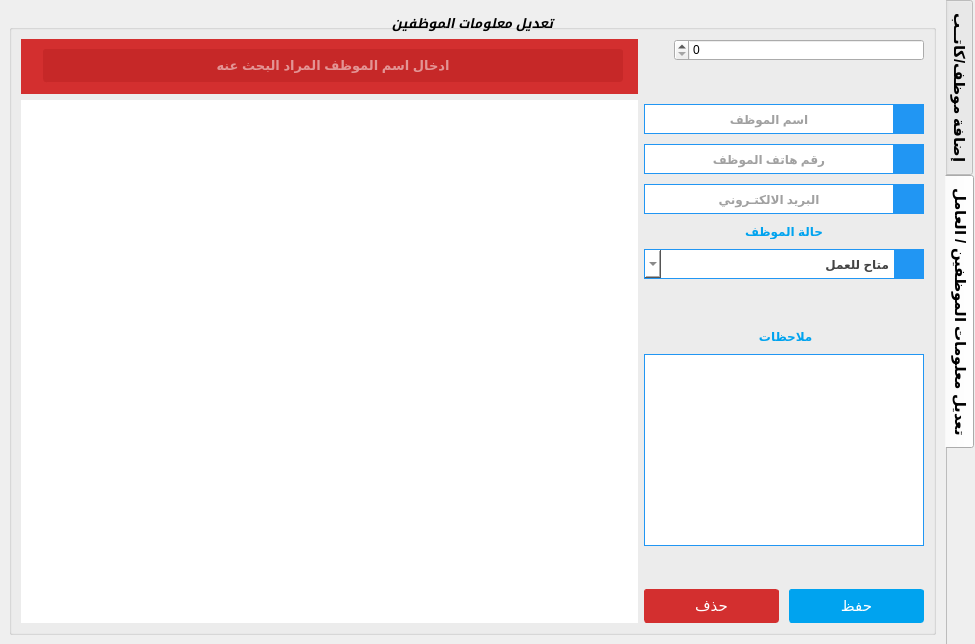
ashraf-kx/maktaba-assistant, file tabwidgetworkers.ui: the form before one commit.
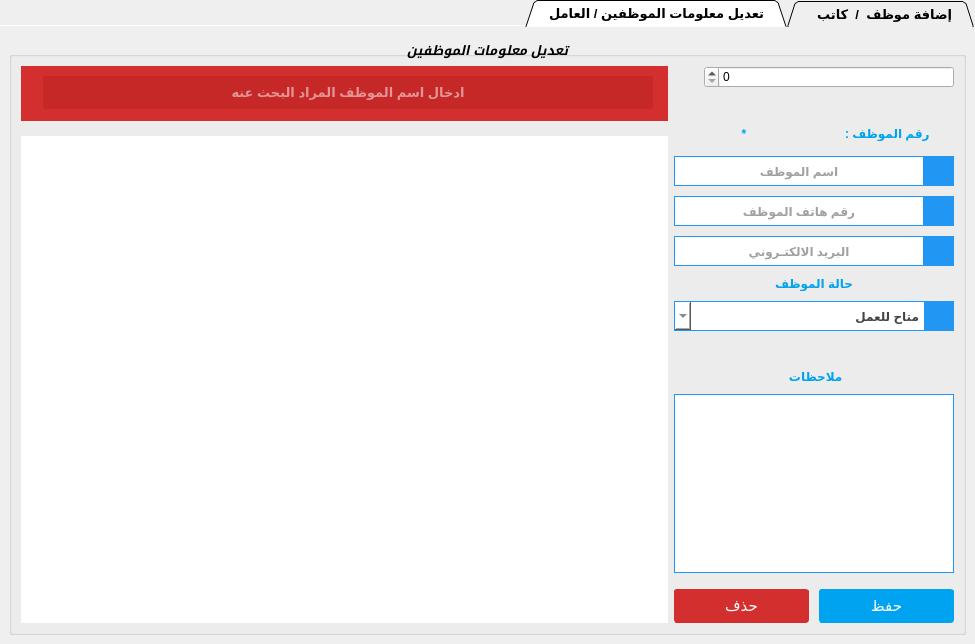
The form after the commit. The open tabs and pages were chosen to show the change. Icons and pictures are not drawn.

```diff
--- a/tabwidgetworkers.ui
+++ b/tabwidgetworkers.ui
@@ -12,8 +12,7 @@
   </property>
   <property name="font">
    <font>
-    <family>Arial</family>
-    <pointsize>11</pointsize>
+    <pointsize>10</pointsize>
     <weight>75</weight>
     <bold>true</bold>
     <stylestrategy>PreferAntialias</stylestrategy>
@@ -26,6 +25,9 @@
   <property name="windowTitle">
    <string>TabWidget</string>
   </property>
+  <property name="layoutDirection">
+   <enum>Qt::RightToLeft</enum>
+  </property>
   <property name="autoFillBackground">
    <bool>false</bool>
   </property>
@@ -37,10 +39,10 @@
 }</string>
   </property>
   <property name="tabPosition">
-   <enum>QTabWidget::East</enum>
+   <enum>QTabWidget::North</enum>
   </property>
   <property name="tabShape">
-   <enum>QTabWidget::Rounded</enum>
+   <enum>QTabWidget::Triangular</enum>
   </property>
   <property name="currentIndex">
    <number>1</number>
@@ -80,7 +82,7 @@
      <normaloff>:/Icons/ic_add_circle_outline_2x.png</normaloff>:/Icons/ic_add_circle_outline_2x.png</iconset>
    </attribute>
    <attribute name="title">
-    <string>إضافة موظف/كاتــب</string>
+    <string>     إضافة موظف  /  كاتب   </string>
    </attribute>
    <layout class="QVBoxLayout" name="verticalLayout">
     <item>
@@ -797,7 +799,7 @@
      <normaloff>:/Icons/ic_update_2x.png</normaloff>:/Icons/ic_update_2x.png</iconset>
    </attribute>
    <attribute name="title">
-    <string>تعديل معلومات الموظفين / العامل</string>
+    <string>   تعديل معلومات الموظفين / العامل   </string>
    </attribute>
    <layout class="QVBoxLayout" name="verticalLayout_2">
     <item>
@@ -828,7 +830,7 @@
 }</string>
       </property>
       <property name="title">
-       <string>تعديل معلومات الموظفين</string>
+       <string>   تعديل معلومات الموظفين   </string>
       </property>
       <property name="alignment">
        <set>Qt::AlignCenter</set>
@@ -858,6 +860,77 @@
            </property>
           </widget>
          </item>
+         <item>
+          <spacer name="verticalSpacer">
+           <property name="orientation">
+            <enum>Qt::Vertical</enum>
+           </property>
+           <property name="sizeHint" stdset="0">
+            <size>
+             <width>20</width>
+             <height>40</height>
+            </size>
+           </property>
+          </spacer>
+         </item>
+         <item>
+          <layout class="QHBoxLayout" name="horizontalLayout_11">
+           <property name="spacing">
+            <number>0</number>
+           </property>
+           <property name="topMargin">
+            <number>0</number>
+           </property>
+           <item>
+            <widget class="QLabel" name="label_5">
+             <property name="font">
+              <font>
+               <pointsize>9</pointsize>
+               <weight>75</weight>
+               <bold>true</bold>
+              </font>
+             </property>
+             <property name="styleSheet">
+              <string notr="true">QLabel
+{
+
+	color: rgb(0, 163, 239);
+}</string>
+             </property>
+             <property name="text">
+              <string>رقم الموظف :  </string>
+             </property>
+             <property name="alignment">
+              <set>Qt::AlignCenter</set>
+             </property>
+            </widget>
+           </item>
+           <item>
+            <widget class="QLabel" name="LB_displayIdWx">
+             <property name="font">
+              <font>
+               <pointsize>9</pointsize>
+               <weight>75</weight>
+               <bold>true</bold>
+              </font>
+             </property>
+             <property name="styleSheet">
+              <string notr="true">QLabel
+{
+
+	color: rgb(0, 163, 239);
+}</string>
+             </property>
+             <property name="text">
+              <string>*</string>
+             </property>
+             <property name="alignment">
+              <set>Qt::AlignCenter</set>
+             </property>
+            </widget>
+           </item>
+          </layout>
+         </item>
          <item>
           <spacer name="verticalSpacer_8">
            <property name="orientation">
@@ -1196,6 +1269,7 @@
           <widget class="QLabel" name="label_25">
            <property name="font">
             <font>
+             <pointsize>9</pointsize>
              <weight>75</weight>
              <bold>true</bold>
             </font>
@@ -1351,7 +1425,7 @@
              <property name="maximumSize">
               <size>
                <width>280</width>
-               <height>16777215</height>
+               <height>200</height>
               </size>
              </property>
              <property name="font">
@@ -1407,6 +1481,15 @@
           <layout class="QHBoxLayout" name="horizontalLayout_3">
            <item>
             <widget class="QPushButton" name="BT_updateWorker">
+             <property name="font">
+              <font>
+               <family>Ubuntu</family>
+               <pointsize>-1</pointsize>
+              </font>
+             </property>
+             <property name="cursor">
+              <cursorShape>PointingHandCursor</cursorShape>
+             </property>
              <property name="styleSheet">
               <string notr="true">QPushButton
 {
@@ -1459,6 +1542,15 @@
            </item>
            <item>
             <widget class="QPushButton" name="BT_delete">
+             <property name="font">
+              <font>
+               <family>Ubuntu</family>
+               <pointsize>-1</pointsize>
+              </font>
+             </property>
+             <property name="cursor">
+              <cursorShape>PointingHandCursor</cursorShape>
+             </property>
              <property name="styleSheet">
               <string notr="true">QPushButton
 {
@@ -1514,6 +1606,9 @@
        </item>
        <item>
         <layout class="QVBoxLayout" name="verticalLayout_4">
+         <property name="spacing">
+          <number>15</number>
+         </property>
          <item>
           <widget class="QWidget" name="widgetSearch" native="true">
            <property name="styleSheet">
```
Left out of the diff: 61 changed lines with no effect on the pictures.
